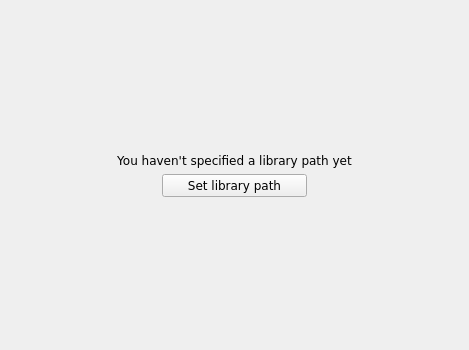
Qt form branches/sayonara-885/src/GUI/library/GUI_LibraryPath.ui (shahid334/sayonara-player) before a commit.
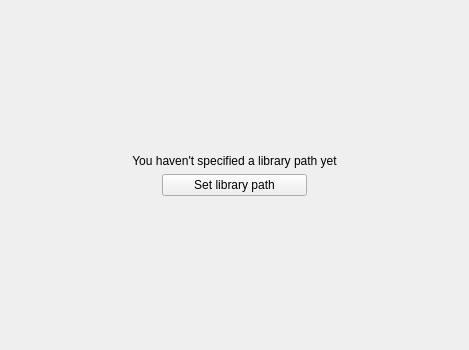
The same form after that commit. Icons and pictures are not drawn.

What changed in the file:
```diff
--- a/branches/sayonara-885/src/GUI/library/GUI_LibraryPath.ui
+++ b/branches/sayonara-885/src/GUI/library/GUI_LibraryPath.ui
@@ -16,11 +16,6 @@
     <verstretch>0</verstretch>
    </sizepolicy>
   </property>
-  <property name="font">
-   <font>
-    <family>DejaVu Sans</family>
-   </font>
-  </property>
   <property name="windowTitle">
    <string/>
   </property>
@@ -71,11 +66,6 @@
        <height>16777215</height>
       </size>
      </property>
-     <property name="font">
-      <font>
-       <family>DejaVu Sans</family>
-      </font>
-     </property>
      <property name="focusPolicy">
       <enum>Qt::NoFocus</enum>
      </property>
```
Left out of the diff: 4 changed lines with no effect on the pictures.
